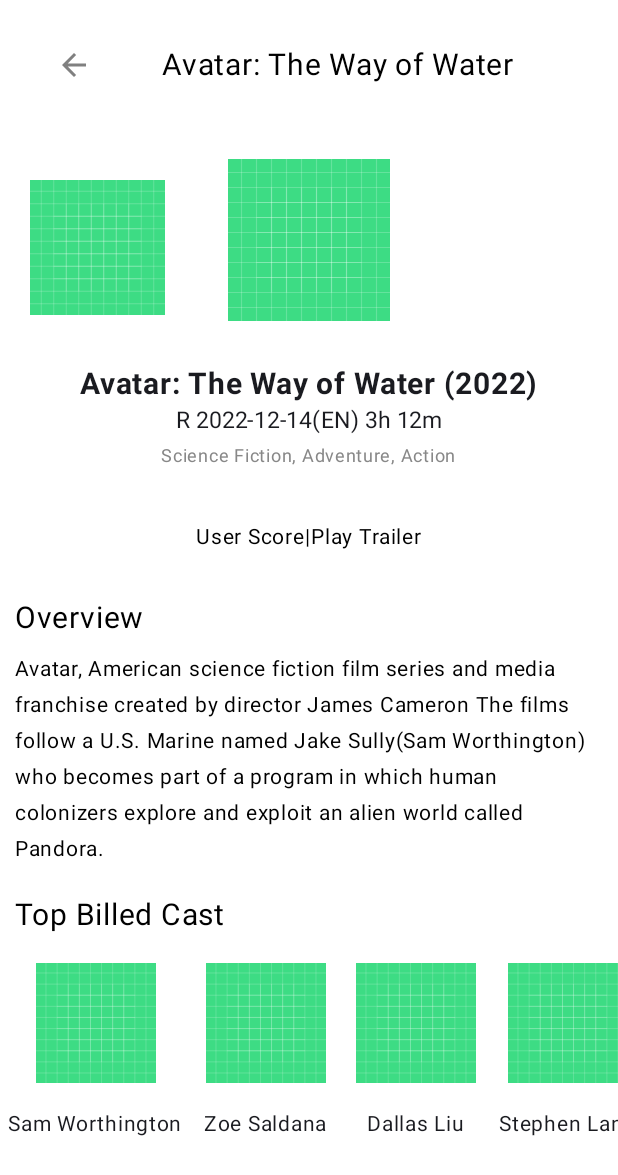
After one commit to myofficework000/MovieFinder, an Android app built with Jetpack Compose: the composable MovieDetailsScreen shown on its own in the app's theme, on a phone screen of 412 x 824 dp. The commit adds this screen. Shown: the top 1175 px of the screen. Run offline under Robolectric (Android 15) with nearby library versions, the phone set to English and light mode, and no system bars.

Commit message:
Movie Details Screen with Dummy Data

```diff
--- /dev/null
+++ b/app/src/main/java/abhishek/pathak/moviefiner/MovieDetailsScreen.kt
@@ -0,0 +1,204 @@
+package abhishek.pathak.moviefiner
+
+import abhishek.pathak.moviefiner.ui.theme.dp_10
+import abhishek.pathak.moviefiner.ui.theme.dp_100
+import abhishek.pathak.moviefiner.ui.theme.dp_120
+import abhishek.pathak.moviefiner.ui.theme.dp_20
+import abhishek.pathak.moviefiner.ui.theme.dp_30
+import abhishek.pathak.moviefiner.ui.theme.dp_5
+import abhishek.pathak.moviefiner.ui.theme.dp_50
+import abhishek.pathak.moviefiner.ui.theme.sp_12
+import abhishek.pathak.moviefiner.ui.theme.sp_14
+import abhishek.pathak.moviefiner.ui.theme.sp_15
+import abhishek.pathak.moviefiner.ui.theme.sp_20
+import androidx.compose.foundation.Image
+import androidx.compose.foundation.background
+import androidx.compose.foundation.layout.Arrangement
+import androidx.compose.foundation.layout.Box
+import androidx.compose.foundation.layout.Column
+import androidx.compose.foundation.layout.Row
+import androidx.compose.foundation.layout.fillMaxHeight
+import androidx.compose.foundation.layout.fillMaxWidth
+import androidx.compose.foundation.layout.padding
+import androidx.compose.foundation.layout.size
+import androidx.compose.foundation.layout.wrapContentHeight
+import androidx.compose.foundation.layout.wrapContentSize
+import androidx.compose.foundation.lazy.LazyRow
+import androidx.compose.foundation.lazy.items
+import androidx.compose.material3.Button
+import androidx.compose.material3.ButtonDefaults
+import androidx.compose.material3.Text
+import androidx.compose.runtime.Composable
+import androidx.compose.ui.Alignment
+import androidx.compose.ui.Modifier
+import androidx.compose.ui.graphics.Color
+import androidx.compose.ui.graphics.painter.Painter
+import androidx.compose.ui.res.painterResource
+import androidx.compose.ui.res.stringResource
+import androidx.compose.ui.text.font.FontWeight
+import androidx.compose.ui.tooling.preview.Preview
+
+@Composable
+fun MovieDetailsScreen() {
+    Column(
+        modifier = Modifier
+            .fillMaxHeight()
+            .background(Color.White),
+        verticalArrangement = Arrangement.Top,
+        horizontalAlignment = Alignment.CenterHorizontally,
+
+        ) {
+        Row(
+            modifier = Modifier.align(Alignment.Start)
+        ){
+            ImageButton(
+                painter = painterResource(id = R.drawable.baseline_arrow_back_24),
+                contentDescription = stringResource(id = R.string.Button_description),
+                onClick = { /* Handle button click */ },
+                modifier = Modifier.padding(top= dp_10, bottom = dp_10))
+            Text(
+                text = stringResource(id = R.string.Title),
+                fontSize = sp_20,
+                color = Color.Black,
+                modifier = Modifier
+                    .padding(dp_10)
+                    .align(Alignment.CenterVertically)
+            )}
+            Box() {
+                Image(
+                    painter = painterResource(id = R.drawable.ic_launcher_background),
+                    contentDescription = null,
+                    modifier = Modifier
+                        .wrapContentHeight()
+                        .fillMaxWidth()
+                        .padding(dp_20)
+                )
+                Image(
+                    painter = painterResource(id = R.drawable.ic_launcher_background),
+                    contentDescription = null,
+                    modifier = Modifier
+                        .size(dp_120)
+                        .padding(start = dp_10, top = dp_20, bottom = dp_10)
+                        .align(Alignment.CenterStart)
+                )
+            }
+            Text(
+                text = stringResource(id = R.string.title_down),
+                fontSize = sp_20,
+                fontWeight = FontWeight.Bold,
+                modifier = Modifier.padding(top = dp_10
+                    , start = dp_10, end = dp_10)
+            )
+            Text(
+                text = stringResource(id = R.string.description1),
+                fontSize = sp_15
+            )
+            Text(
+                text = stringResource(id = R.string.Genre),
+                fontSize = sp_12,
+                color = Color.Gray
+            )
+            Row(modifier = Modifier.padding(dp_30)) {
+                Text(
+                    text = stringResource(id = R.string.user_Score),
+                    fontSize = sp_14,
+                    color = Color.Black
+                )
+                Text(
+                    text = "|",
+                    fontSize = sp_14,
+                    color = Color.Black
+                )
+                Text(
+                    text = stringResource(id = R.string.Play_trailer),
+                    fontSize = sp_14,
+                    color = Color.Black
+                )
+            }
+            Text(
+                text = stringResource(id = R.string.Overview),
+                fontSize = sp_20,
+                color = Color.Black,
+                modifier = Modifier
+                    .align(Alignment.Start)
+                    .padding(start = dp_10)
+            )
+            Text(
+                text = stringResource(id = R.string.description),
+                fontSize = sp_14,
+                color = Color.Black,
+                modifier = Modifier
+                    .align(Alignment.Start)
+                    .padding(dp_10)
+            )
+            Text(
+                text = stringResource(id = R.string.Cast_bill),
+                fontSize = sp_20,
+                color = Color.Black,
+                modifier = Modifier
+                    .align(Alignment.Start)
+                    .padding(dp_10)
+            )
+            CastList()
+        }
+}
+
+data class TopBilledCastList(val img: Int, val name: String)
+
+val listCast= listOf(
+    TopBilledCastList(R.drawable.ic_launcher_background, "Sam Worthington"),
+    TopBilledCastList(R.drawable.ic_launcher_background, "Zoe Saldana"),
+    TopBilledCastList(R.drawable.ic_launcher_background, "Dallas Liu"),
+    TopBilledCastList(R.drawable.ic_launcher_background, "Stephen Lang")
+)
+
+@Composable
+fun CastList(){
+    LazyRow{
+        items(listCast){
+           ItemTopBilledCast(it)
+        }
+    }
+}
+@Composable
+fun ImageButton(
+    painter: Painter,
+    contentDescription: String?,
+    onClick: () -> Unit,
+    modifier: Modifier = Modifier
+) {
+    Button(
+        onClick = onClick,
+        colors = ButtonDefaults.buttonColors(Color.Transparent),
+        modifier = modifier
+    ) {
+        Image(
+            painter = painter,
+            contentDescription = contentDescription,
+            modifier = Modifier
+                .size(dp_50)
+                .wrapContentSize() // To match the size of the image
+        )
+    }
+}
+@Composable
+fun ItemTopBilledCast(topBilledCastList: TopBilledCastList){
+    Row{
+        Column(modifier = Modifier.fillMaxHeight(),
+            verticalArrangement = Arrangement.Top,
+            horizontalAlignment = Alignment.CenterHorizontally,) {
+           Image(painter = painterResource(id = topBilledCastList.img), contentDescription =null,
+               modifier = Modifier
+                   .size(dp_100)
+                   .padding(dp_10))
+            Text(text = topBilledCastList.name,
+                fontSize = sp_14,
+                modifier = Modifier.padding(dp_5))
+        }
+    }
+}
+@Preview
+@Composable
+fun prev(){
+    MovieDetailsScreen()
+}
--- a/app/src/main/java/abhishek/pathak/moviefiner/ui/theme/Dimen.kt
+++ b/app/src/main/java/abhishek/pathak/moviefiner/ui/theme/Dimen.kt
@@ -7,6 +7,7 @@ import androidx.compose.ui.unit.sp
 val dp_0 = 0.dp
 val dp_1 = 1.dp
 val dp_4 = 4.dp
+val dp_5=5.dp
 val dp_6 = 6.dp
 val dp_8 = 8.dp
 val dp_10 = 10.dp
--- a/app/src/main/res/drawable/baseline_arrow_back_24.xml
+++ b/app/src/main/res/drawable/baseline_arrow_back_24.xml
@@ -1,5 +1,5 @@
 <vector android:autoMirrored="true" android:height="24dp"
-    android:tint="#000000" android:viewportHeight="24"
+    android:tint="#808080" android:viewportHeight="24"
     android:viewportWidth="24" android:width="24dp" xmlns:android="http://schemas.android.com/apk/res/android">
     <path android:fillColor="@android:color/white" android:pathData="M20,11H7.83l5.59,-5.59L12,4l-8,8 8,8 1.41,-1.41L7.83,13H20v-2z"/>
 </vector>
--- a/app/src/main/res/values/strings.xml
+++ b/app/src/main/res/values/strings.xml
@@ -3,4 +3,21 @@
     <string name="title">Title</string>
     <string name="date">2022-12-14</string>
     <string name="popular">Popular</string>
+
+    //movie details screen
+    <string name="Button_description">Button description</string>
+    <string name="Title">Avatar: The Way of Water</string>
+    <string name="title_down">Avatar: The Way of Water (2022)</string>
+    <string name="description1">R 2022-12-14(EN) 3h 12m</string>
+    <string name="Genre">Science Fiction, Adventure, Action</string>
+    <string name="user_Score">User Score </string>
+    <string name="Play_trailer">Play Trailer</string>
+    <string name="Overview">Overview</string>
+    <string name="description">Avatar, American science fiction film series and media franchise created by director James Cameron The films follow a U.S. Marine named Jake Sully(Sam Worthington) who becomes part of a program in which human colonizers explore and exploit an alien world called Pandora.</string>
+    <string name="Cast_bill">Top Billed Cast</string>
+
+
+
+
+
 </resources>
```
